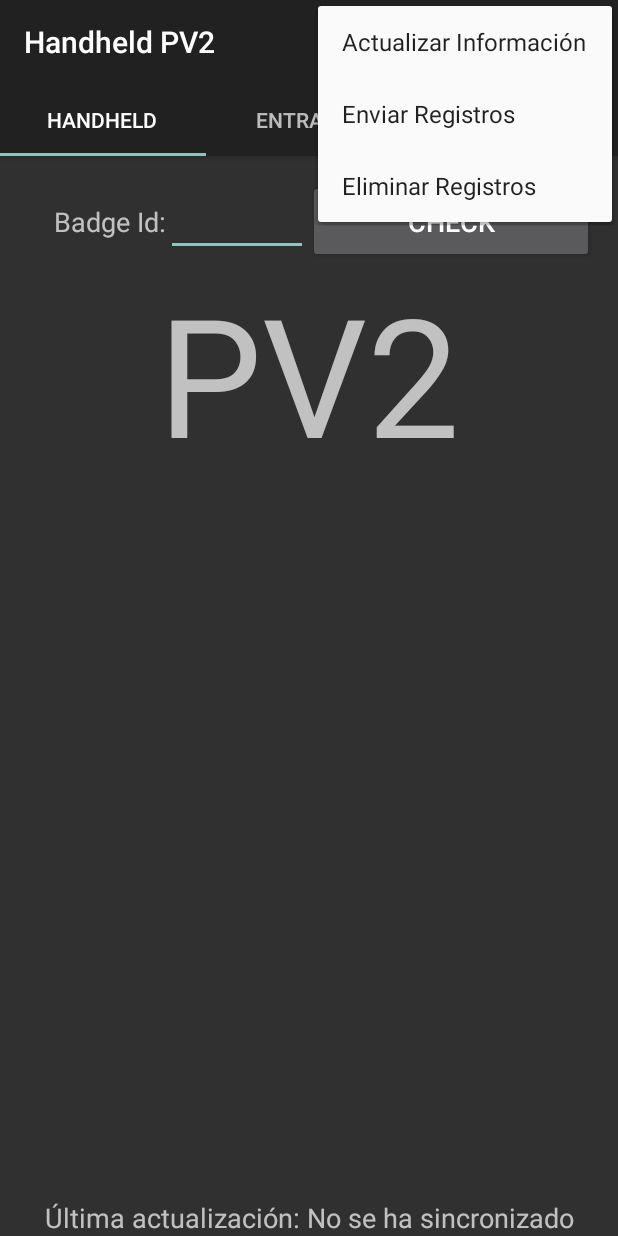
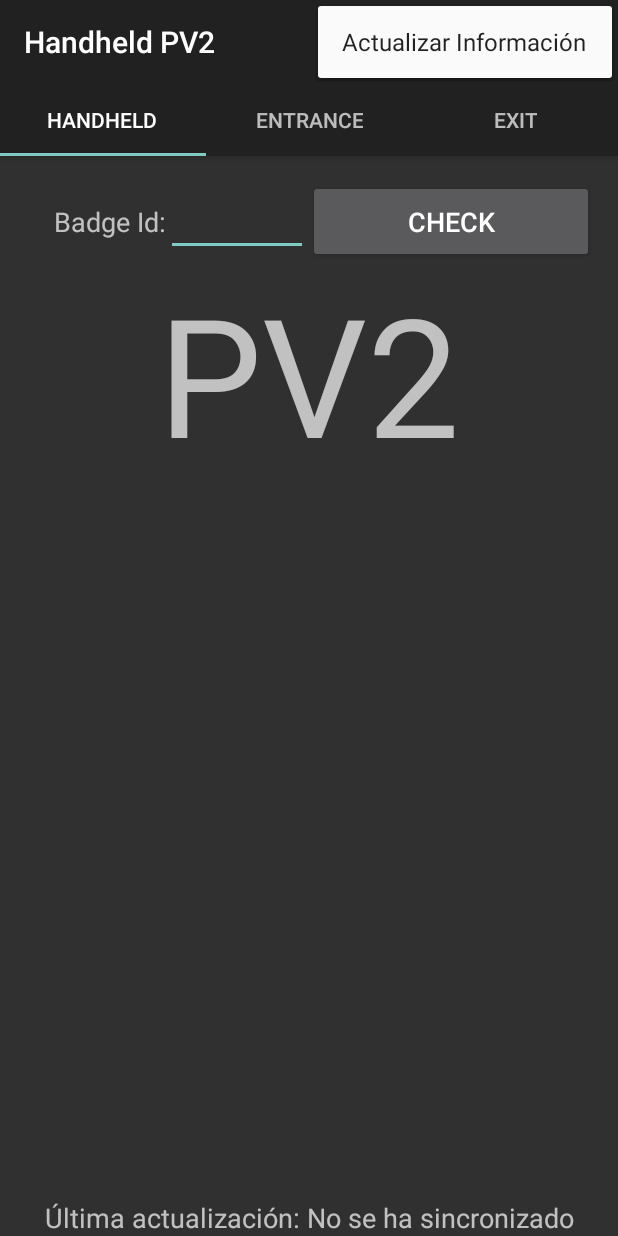
Before and after one commit to morethanags/HandheldPV2, an Android app: the MainActivity screen opened directly, with no data from a screen before it, with the options menu open, on a phone screen of 412 x 824 dp. Run offline under Robolectric (Android 15) with nearby library versions, the phone set to English and light mode, and no system bars; 2 statements that could not run were skipped.

Commit message:
Single menu task

```diff
--- a/app/src/main/res/menu/menu_main.xml
+++ b/app/src/main/res/menu/menu_main.xml
@@ -2,7 +2,8 @@
     xmlns:app="http://schemas.android.com/apk/res-auto"
     xmlns:tools="http://schemas.android.com/tools"
     tools:context="com.huntloc.handheldpv2.MainActivity">
-    <item
+
+    <!--<item
         android:id="@+id/action_update"
         android:orderInCategory="0"
         android:title="@string/action_update"
@@ -17,6 +18,12 @@
         android:id="@+id/action_delete"
         android:title="@string/action_delete"
         android:orderInCategory="2"
-        app:showAsAction="never"/>
+        app:showAsAction="never"/>-->
+
+    <item
+        android:id="@+id/action_sync"
+        android:orderInCategory="0"
+        android:title="@string/action_sync"
+        app:showAsAction="never" />
 
 </menu>
--- a/app/src/main/res/values/strings.xml
+++ b/app/src/main/res/values/strings.xml
@@ -8,6 +8,10 @@
 
     <string name="action_delete">Eliminar Registros</string>
     <string name="action_delete_message">Eliminando Registros</string>
+
+    <string name="action_sync">Actualizar Información</string>
+
+    <string name="action_completed">Actualización Completa</string>
 
     <string name="dialog_delete_title">PV2 Access Control</string>
     <string name="dialog_delete_message">Todos los registros serán eliminados!</string>
```
Also changed, not shown: app/src/main/java/com/huntloc/handheldpv2/MainActivity.java (+23 -20 lines).
